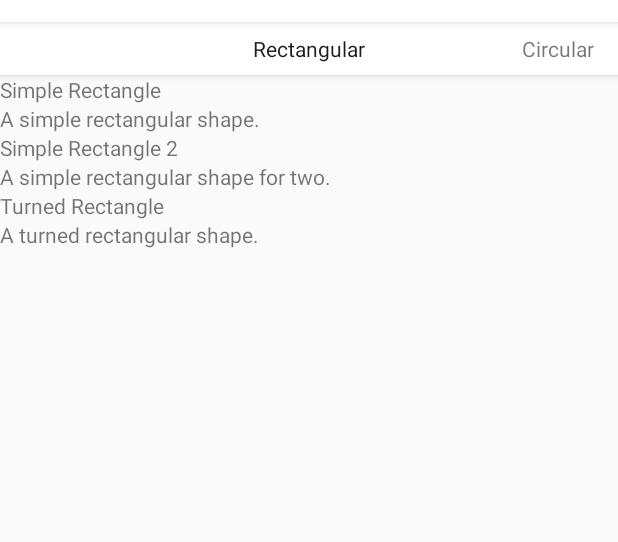
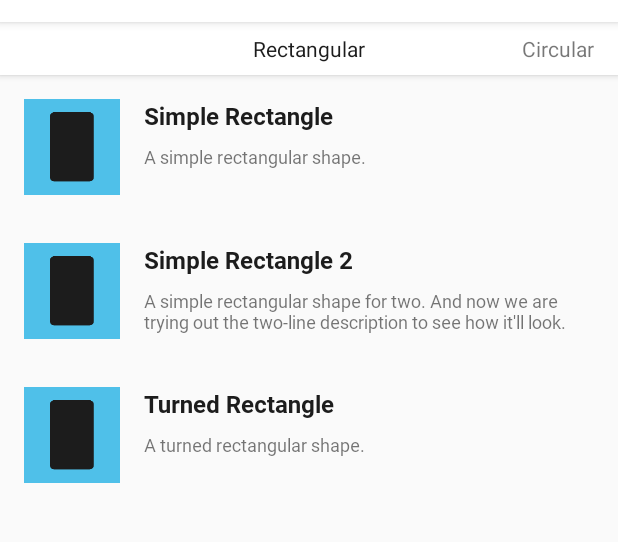
Before and after one commit to raicalvin/proj-29-moment-of-inertia, an Android app: the screen it shows after launch (MainActivity), on a phone screen of 412 x 824 dp, the part 62-604 px from its top. Run offline under Robolectric (Android 15) with nearby library versions, the phone set to English and light mode, and no system bars.

Commit message:
Updated ListItem layout to include styled header, caption, and ImageView for thumbnail.

```diff
--- a/app/src/main/java/com/a29moon/momentofinertia/FragmentRectangularShapes.java
+++ b/app/src/main/java/com/a29moon/momentofinertia/FragmentRectangularShapes.java
@@ -31,7 +31,7 @@ public class FragmentRectangularShapes extends Fragment {
         // Create a set of data needed to populate the items in the RecyclerView
         CalcItem calcItemData[] = {
                 new CalcItem("Simple Rectangle", "A simple rectangular shape.", 1),
-                new CalcItem("Simple Rectangle 2", "A simple rectangular shape for two.", 2),
+                new CalcItem("Simple Rectangle 2", "A simple rectangular shape for two. And now we are trying out the two-line description to see how it'll look.", 2),
                 new CalcItem("Turned Rectangle", "A turned rectangular shape.", 3),
         };
 
--- a/app/src/main/res/layout/calc_item_layout.xml
+++ b/app/src/main/res/layout/calc_item_layout.xml
@@ -4,30 +4,39 @@
     android:layout_width="match_parent"
     android:layout_height="wrap_content"
     android:orientation="horizontal"
+    android:padding="16dp"
     android:id="@+id/calc_item_linear_layout">
 
     <ImageView
         android:id="@+id/calc_item_thumbnail_view"
-        android:layout_width="wrap_content"
-        android:layout_height="wrap_content"
-        tools:src="@mipmap/ic_launcher" />
+        android:layout_width="64dp"
+        android:layout_height="64dp"
+        android:radius="12dp"
+        android:src="@drawable/thumb_moi_rectangular_1_vertical_section"/>
 
     <LinearLayout
         android:layout_width="0dp"
         android:layout_height="wrap_content"
         android:layout_weight="1"
-        android:orientation="vertical">
+        android:orientation="vertical"
+        android:paddingLeft="16dp">
 
         <TextView
             android:id="@+id/calc_item_title_text_view"
             android:layout_width="match_parent"
             android:layout_height="wrap_content"
-            tools:text="Testing" />
+            android:textSize="16sp"
+            tools:text="Testing"
+            android:textColor="@color/colorPrimaryDark"
+            android:fontFamily="@font/roboto_bold"
+            android:paddingBottom="8dp"/>
 
         <TextView
             android:id="@+id/calc_item_description_text_view"
             android:layout_width="match_parent"
             android:layout_height="wrap_content"
+            android:textSize="12sp"
+            android:fontFamily="@font/roboto_regular"
             tools:text="This is a test of the single calc item layout that will be displayed in the item." />
 
     </LinearLayout>
```
